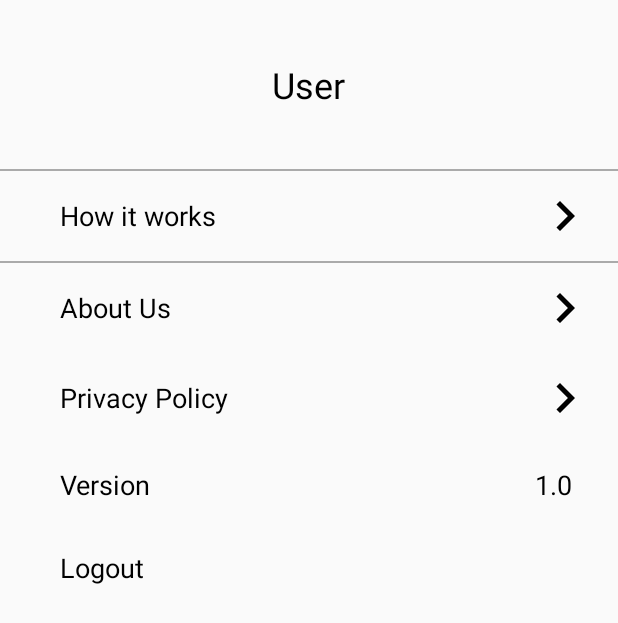
After one commit to Anilpathak475/delivery-management-android, an Android app: the fragment SettingsFragment shown on its own in the app's theme, on a phone screen of 412 x 824 dp. The commit adds this screen. Shown: the top 623 px of the screen. Run offline under Robolectric (Android 15) with nearby library versions, the phone set to English and light mode, and no system bars.

Commit message:
POP UP ADDED fragments added

```diff
--- /dev/null
+++ b/mobile-ui/src/main/java/co/parsl/android/boilerplate/ui/SettingsFragment.kt
@@ -0,0 +1,17 @@
+package co.parsl.android.boilerplate.ui
+
+import android.os.Bundle
+import android.support.v4.app.Fragment
+import android.view.LayoutInflater
+import android.view.View
+import android.view.ViewGroup
+import co.parsl.android.ui.R
+
+class SettingsFragment :Fragment() {
+
+    override fun onCreateView(inflater: LayoutInflater, container: ViewGroup?, savedInstanceState: Bundle?): View? {
+        val view = inflater.inflate(R.layout.fragment_settings, container, false)
+
+        return view
+    }
+}
--- a/mobile-ui/src/main/java/co/parsl/android/boilerplate/ui/model/AssignProductType.kt
+++ b/mobile-ui/src/main/java/co/parsl/android/boilerplate/ui/model/AssignProductType.kt
@@ -1,3 +1,3 @@
 package co.parsl.android.boilerplate.ui.model
 
-class AssignProductType constructor(val name: String)
+data class AssignProductType(val name: String)
--- /dev/null
+++ b/mobile-ui/src/main/java/co/parsl/android/boilerplate/ui/widget/DialogCallback.kt
@@ -0,0 +1,6 @@
+package co.parsl.android.boilerplate.ui.widget
+
+interface DialogCallback {
+    fun onYes()
+    fun onNO()
+}
--- a/mobile-ui/src/main/res/layout/fragment_assign_product_type.xml
+++ b/mobile-ui/src/main/res/layout/fragment_assign_product_type.xml
@@ -49,6 +49,7 @@
                         android:layout_alignParentTop="true"
                         android:layout_marginStart="-1dp"
                         android:layout_marginEnd="10dp"
+                        android:id="@+id/edt_product_type"
                         android:layout_toEndOf="@id/img_search"
                         android:background="@null"
                         android:hint="Start typing to search" />
--- /dev/null
+++ b/mobile-ui/src/main/res/layout/fragment_settings.xml
@@ -0,0 +1,155 @@
+<?xml version="1.0" encoding="utf-8"?>
+<LinearLayout xmlns:android="http://schemas.android.com/apk/res/android"
+    android:layout_width="match_parent"
+    android:layout_height="match_parent"
+    android:gravity="center_horizontal"
+    android:orientation="vertical">
+
+    <TextView
+        android:layout_width="wrap_content"
+        android:layout_height="wrap_content"
+        android:layout_marginTop="40dp"
+        android:layout_marginBottom="40dp"
+        android:text="User"
+        android:textColor="@color/colorPrimaryDark"
+        android:textSize="24sp" />
+
+    <View
+        android:layout_width="match_parent"
+        android:layout_height="1dp"
+        android:background="@android:color/darker_gray" />
+
+    <RelativeLayout
+        android:layout_width="match_parent"
+        android:layout_height="wrap_content"
+        android:layout_marginTop="10dp"
+        android:layout_marginEnd="10dp"
+        android:layout_marginBottom="10dp"
+        android:orientation="horizontal">
+
+        <TextView
+            android:layout_width="wrap_content"
+            android:layout_height="wrap_content"
+            android:layout_centerVertical="true"
+            android:layout_marginStart="40dp"
+            android:padding="5dp"
+            android:text="How it works"
+            android:textColor="@color/colorPrimaryDark"
+            android:textSize="18sp" />
+
+        <ImageView
+            android:layout_width="40dp"
+            android:layout_height="40dp"
+            android:layout_alignParentEnd="true"
+            android:layout_centerVertical="true"
+            android:background="@drawable/ic_chevron_right_24dp" />
+    </RelativeLayout>
+
+    <View
+        android:layout_width="match_parent"
+        android:layout_height="1dp"
+        android:background="@android:color/darker_gray" />
+
+    <RelativeLayout
+        android:layout_width="match_parent"
+        android:layout_height="wrap_content"
+        android:layout_marginTop="10dp"
+        android:layout_marginEnd="10dp"
+        android:layout_marginBottom="10dp"
+        android:orientation="horizontal">
+
+        <TextView
+            android:layout_width="wrap_content"
+            android:layout_height="wrap_content"
+            android:layout_centerVertical="true"
+            android:layout_marginStart="40dp"
+            android:padding="5dp"
+            android:text="About Us"
+            android:textColor="@color/colorPrimaryDark"
+            android:textSize="18sp" />
+
+        <ImageView
+            android:layout_width="40dp"
+            android:layout_height="40dp"
+            android:layout_alignParentEnd="true"
+            android:layout_centerVertical="true"
+            android:background="@drawable/ic_chevron_right_24dp" />
+    </RelativeLayout>
+
+    <RelativeLayout
+        android:layout_width="match_parent"
+        android:layout_height="wrap_content"
+        android:layout_marginTop="10dp"
+        android:layout_marginEnd="10dp"
+        android:layout_marginBottom="10dp"
+        android:orientation="horizontal">
+
+        <TextView
+            android:layout_width="wrap_content"
+            android:layout_height="wrap_content"
+            android:layout_centerVertical="true"
+            android:layout_marginStart="40dp"
+            android:padding="5dp"
+            android:text="Privacy Policy"
+            android:textColor="@color/colorPrimaryDark"
+            android:textSize="18sp" />
+
+        <ImageView
+            android:layout_width="40dp"
+            android:layout_height="40dp"
+            android:layout_alignParentEnd="true"
+            android:layout_centerVertical="true"
+            android:background="@drawable/ic_chevron_right_24dp" />
+    </RelativeLayout>
+
+    <RelativeLayout
+        android:layout_width="match_parent"
+        android:layout_height="wrap_content"
+        android:layout_marginTop="10dp"
+        android:layout_marginEnd="10dp"
+        android:layout_marginBottom="10dp"
+        android:orientation="horizontal">
+
+        <TextView
+            android:layout_width="wrap_content"
+            android:layout_height="wrap_content"
+            android:layout_centerVertical="true"
+            android:layout_marginStart="40dp"
+            android:padding="5dp"
+            android:text="Version"
+            android:textColor="@color/colorPrimaryDark"
+            android:textSize="18sp" />
+
+        <TextView
+            android:layout_width="40dp"
+            android:layout_height="wrap_content"
+            android:layout_alignParentEnd="true"
+            android:layout_centerVertical="true"
+            android:text="1.0"
+            android:textColor="@color/colorPrimaryDark"
+            android:textSize="18sp" />
+    </RelativeLayout>
+
+    <RelativeLayout
+        android:layout_width="match_parent"
+        android:layout_height="wrap_content"
+        android:layout_marginTop="10dp"
+        android:layout_marginEnd="10dp"
+        android:layout_marginBottom="10dp"
+        android:orientation="horizontal">
+
+        <TextView
+            android:layout_width="wrap_content"
+            android:layout_height="wrap_content"
+            android:layout_centerVertical="true"
+            android:layout_marginStart="40dp"
+            android:padding="5dp"
+            android:text="Logout"
+            android:textColor="@color/colorPrimaryDark"
+            android:textSize="18sp" />
+
+
+    </RelativeLayout>
+
+
+</LinearLayout>
```
Also changed, not shown: mobile-ui/src/main/java/co/parsl/android/boilerplate/ui/AssignProductTypeFragment.kt (+49 -2 lines), mobile-ui/src/main/java/co/parsl/android/boilerplate/ui/adapter/AssignProductTypeAdapter.kt (+3 -6 lines), mobile-ui/src/main/java/co/parsl/android/boilerplate/ui/widget/ConformationPopUp.kt (added, +32 -0 lines), mobile-ui/src/main/java/co/parsl/android/boilerplate/ui/widget/NotifyPopUp.kt (added, +27 -0 lines), mobile-ui/src/main/res/layout/notify_pop_up_layout.xml (added, +40 -0 lines), mobile-ui/src/main/res/layout/pop_up_layout.xml (added, +60 -0 lines), mobile-ui/src/main/res/drawable/info.png (added).
